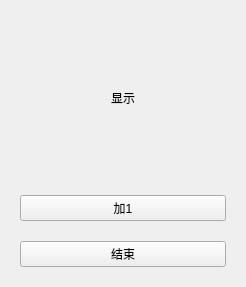
Above: BpyQt/d190524_addOne5/addOne.ui from zhenghello/PyLearn before the change. Below: the same form after it.
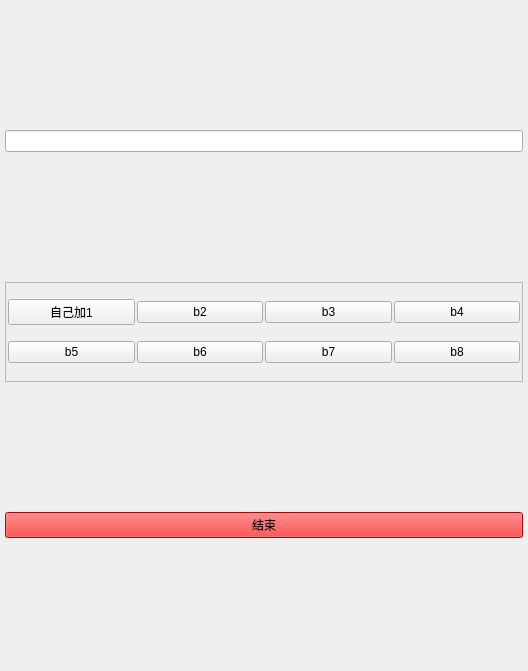
That is the form after the change.

Diff of the .ui file:
```diff
--- a/BpyQt/d190524_addOne5/addOne.ui
+++ b/BpyQt/d190524_addOne5/addOne.ui
@@ -6,8 +6,8 @@
    <rect>
     <x>0</x>
     <y>0</y>
-    <width>246</width>
-    <height>287</height>
+    <width>528</width>
+    <height>671</height>
    </rect>
   </property>
   <property name="windowTitle">
@@ -15,39 +15,535 @@
   </property>
   <layout class="QVBoxLayout" name="verticalLayout">
    <property name="spacing">
-    <number>20</number>
+    <number>5</number>
    </property>
    <property name="leftMargin">
-    <number>20</number>
+    <number>5</number>
    </property>
    <property name="topMargin">
-    <number>20</number>
+    <number>5</number>
    </property>
    <property name="rightMargin">
-    <number>20</number>
+    <number>5</number>
    </property>
    <property name="bottomMargin">
-    <number>20</number>
+    <number>5</number>
    </property>
    <item>
-    <widget class="QLabel" name="label">
-     <property name="text">
-      <string>显示</string>
-     </property>
-     <property name="alignment">
-      <set>Qt::AlignCenter</set>
-     </property>
-    </widget>
+    <widget class="QLineEdit" name="lineEdit"/>
    </item>
    <item>
-    <widget class="QPushButton" name="pushButton">
-     <property name="text">
-      <string>加1</string>
+    <widget class="QFrame" name="frame">
+     <property name="maximumSize">
+      <size>
+       <width>16777215</width>
+       <height>100</height>
+      </size>
      </property>
+     <property name="frameShape">
+      <enum>QFrame::StyledPanel</enum>
+     </property>
+     <property name="frameShadow">
+      <enum>QFrame::Raised</enum>
+     </property>
+     <layout class="QGridLayout" name="gridLayout">
+      <property name="leftMargin">
+       <number>2</number>
+      </property>
+      <property name="topMargin">
+       <number>2</number>
+      </property>
+      <property name="rightMargin">
+       <number>2</number>
+      </property>
+      <property name="bottomMargin">
+       <number>2</number>
+      </property>
+      <property name="spacing">
+       <number>2</number>
+      </property>
+      <item row="0" column="0">
+       <widget class="QPushButton" name="pushButton1">
+        <property name="text">
+         <string>自己加1</string>
+        </property>
+       </widget>
+      </item>
+      <item row="0" column="1">
+       <widget class="QPushButton" name="pushButton2">
+        <property name="text">
+         <string>b2</string>
+        </property>
+       </widget>
+      </item>
+      <item row="2" column="0">
+       <widget class="QPushButton" name="pushButton5">
+        <property name="text">
+         <string>b5</string>
+        </property>
+       </widget>
+      </item>
+      <item row="2" column="1">
+       <widget class="QPushButton" name="pushButton6">
+        <property name="text">
+         <string>b6</string>
+        </property>
+       </widget>
+      </item>
+      <item row="0" column="2">
+       <widget class="QPushButton" name="pushButton3">
+        <property name="text">
+         <string>b3</string>
+        </property>
+       </widget>
+      </item>
+      <item row="0" column="3">
+       <widget class="QPushButton" name="pushButton4">
+        <property name="text">
+         <string>b4</string>
+        </property>
+       </widget>
+      </item>
+      <item row="2" column="2">
+       <widget class="QPushButton" name="pushButton7">
+        <property name="text">
+         <string>b7</string>
+        </property>
+       </widget>
+      </item>
+      <item row="2" column="3">
+       <widget class="QPushButton" name="pushButton8">
+        <property name="text">
+         <string>b8</string>
+        </property>
+       </widget>
+      </item>
+     </layout>
     </widget>
    </item>
    <item>
     <widget class="QPushButton" name="pushButton_end">
+     <property name="palette">
+      <palette>
+       <active>
+        <colorrole role="WindowText">
+         <brush brushstyle="SolidPattern">
+          <color alpha="255">
+           <red>0</red>
+           <green>0</green>
+           <blue>0</blue>
+          </color>
+         </brush>
+        </colorrole>
+        <colorrole role="Button">
+         <brush brushstyle="SolidPattern">
+          <color alpha="255">
+           <red>255</red>
+           <green>0</green>
+           <blue>0</blue>
+          </color>
+         </brush>
+        </colorrole>
+        <colorrole role="Light">
+         <brush brushstyle="SolidPattern">
+          <color alpha="255">
+           <red>255</red>
+           <green>255</green>
+           <blue>255</blue>
+          </color>
+         </brush>
+        </colorrole>
+        <colorrole role="Midlight">
+         <brush brushstyle="SolidPattern">
+          <color alpha="255">
+           <red>255</red>
+           <green>255</green>
+           <blue>255</blue>
+          </color>
+         </brush>
+        </colorrole>
+        <colorrole role="Dark">
+         <brush brushstyle="SolidPattern">
+          <color alpha="255">
+           <red>127</red>
+           <green>127</green>
+           <blue>127</blue>
+          </color>
+         </brush>
+        </colorrole>
+        <colorrole role="Mid">
+         <brush brushstyle="SolidPattern">
+          <color alpha="255">
+           <red>170</red>
+           <green>170</green>
+           <blue>170</blue>
+          </color>
+         </brush>
+        </colorrole>
+        <colorrole role="Text">
+         <brush brushstyle="SolidPattern">
+          <color alpha="255">
+           <red>0</red>
+           <green>0</green>
+           <blue>0</blue>
+          </color>
+         </brush>
+        </colorrole>
+        <colorrole role="BrightText">
+         <brush brushstyle="SolidPattern">
+          <color alpha="255">
+           <red>255</red>
+           <green>255</green>
+           <blue>255</blue>
+          </color>
+         </brush>
+        </colorrole>
+        <colorrole role="ButtonText">
+         <brush brushstyle="SolidPattern">
+          <color alpha="255">
+           <red>0</red>
+           <green>0</green>
+           <blue>0</blue>
+          </color>
+         </brush>
+        </colorrole>
+        <colorrole role="Base">
+         <brush brushstyle="SolidPattern">
+          <color alpha="255">
+           <red>255</red>
+           <green>0</green>
+           <blue>0</blue>
+          </color>
+         </brush>
+        </colorrole>
+        <colorrole role="Window">
+         <brush brushstyle="SolidPattern">
+          <color alpha="255">
+           <red>255</red>
+           <green>0</green>
+           <blue>0</blue>
+          </color>
+         </brush>
+        </colorrole>
+        <colorrole role="Shadow">
+         <brush brushstyle="SolidPattern">
+          <color alpha="255">
+           <red>0</red>
+           <green>0</green>
+           <blue>0</blue>
+          </color>
+         </brush>
+        </colorrole>
+        <colorrole role="AlternateBase">
+         <brush brushstyle="SolidPattern">
+          <color alpha="255">
+           <red>255</red>
+           <green>255</green>
+           <blue>255</blue>
+          </color>
+         </brush>
+        </colorrole>
+        <colorrole role="ToolTipBase">
+         <brush brushstyle="SolidPattern">
+          <color alpha="255">
+           <red>255</red>
+           <green>255</green>
+           <blue>220</blue>
+          </color>
+         </brush>
+        </colorrole>
+        <colorrole role="ToolTipText">
+         <brush brushstyle="SolidPattern">
+          <color alpha="255">
+           <red>0</red>
+           <green>0</green>
+           <blue>0</blue>
+          </color>
+         </brush>
+        </colorrole>
+       </active>
+       <inactive>
+        <colorrole role="WindowText">
+         <brush brushstyle="SolidPattern">
+          <color alpha="255">
+           <red>0</red>
+           <green>0</green>
+           <blue>0</blue>
+          </color>
+         </brush>
+        </colorrole>
+        <colorrole role="Button">
+         <brush brushstyle="SolidPattern">
+          <color alpha="255">
+           <red>255</red>
+           <green>0</green>
+           <blue>0</blue>
+          </color>
+         </brush>
+        </colorrole>
+        <colorrole role="Light">
+         <brush brushstyle="SolidPattern">
+          <color alpha="255">
+           <red>255</red>
+           <green>255</green>
+           <blue>255</blue>
+          </color>
+         </brush>
+        </colorrole>
+        <colorrole role="Midlight">
+         <brush brushstyle="SolidPattern">
+          <color alpha="255">
+           <red>255</red>
+           <green>255</green>
+           <blue>255</blue>
+          </color>
+         </brush>
+        </colorrole>
+        <colorrole role="Dark">
+         <brush brushstyle="SolidPattern">
+          <color alpha="255">
+           <red>127</red>
+           <green>127</green>
+           <blue>127</blue>
+          </color>
+         </brush>
+        </colorrole>
+        <colorrole role="Mid">
+         <brush brushstyle="SolidPattern">
+          <color alpha="255">
+           <red>170</red>
+           <green>170</green>
+           <blue>170</blue>
+          </color>
+         </brush>
+        </colorrole>
+        <colorrole role="Text">
+         <brush brushstyle="SolidPattern">
+          <color alpha="255">
+           <red>0</red>
+           <green>0</green>
+           <blue>0</blue>
+          </color>
+         </brush>
+        </colorrole>
+        <colorrole role="BrightText">
+         <brush brushstyle="SolidPattern">
+          <color alpha="255">
+           <red>255</red>
+           <green>255</green>
+           <blue>255</blue>
+          </color>
+         </brush>
+        </colorrole>
+        <colorrole role="ButtonText">
+         <brush brushstyle="SolidPattern">
+          <color alpha="255">
+           <red>0</red>
+           <green>0</green>
+           <blue>0</blue>
+          </color>
+         </brush>
+        </colorrole>
+        <colorrole role="Base">
+         <brush brushstyle="SolidPattern">
+          <color alpha="255">
+           <red>255</red>
+           <green>0</green>
+           <blue>0</blue>
+          </color>
+         </brush>
+        </colorrole>
+        <colorrole role="Window">
+         <brush brushstyle="SolidPattern">
+          <color alpha="255">
+           <red>255</red>
+           <green>0</green>
+           <blue>0</blue>
+          </color>
+         </brush>
+        </colorrole>
+        <colorrole role="Shadow">
+         <brush brushstyle="SolidPattern">
+          <color alpha="255">
+           <red>0</red>
+           <green>0</green>
+           <blue>0</blue>
+          </color>
+         </brush>
+        </colorrole>
+        <colorrole role="AlternateBase">
+         <brush brushstyle="SolidPattern">
+          <color alpha="255">
+           <red>255</red>
+           <green>255</green>
+           <blue>255</blue>
+          </color>
+         </brush>
+        </colorrole>
+        <colorrole role="ToolTipBase">
+         <brush brushstyle="SolidPattern">
+          <color alpha="255">
+           <red>255</red>
+           <green>255</green>
+           <blue>220</blue>
+          </color>
+         </brush>
+        </colorrole>
+        <colorrole role="ToolTipText">
+         <brush brushstyle="SolidPattern">
+          <color alpha="255">
+           <red>0</red>
+           <green>0</green>
+           <blue>0</blue>
+          </color>
+         </brush>
+        </colorrole>
+       </inactive>
+       <disabled>
+        <colorrole role="WindowText">
+         <brush brushstyle="SolidPattern">
+          <color alpha="255">
+           <red>127</red>
+           <green>127</green>
+           <blue>127</blue>
+          </color>
+         </brush>
+        </colorrole>
+        <colorrole role="Button">
+         <brush brushstyle="SolidPattern">
+          <color alpha="255">
+           <red>255</red>
+           <green>0</green>
+           <blue>0</blue>
+          </color>
+         </brush>
+        </colorrole>
+        <colorrole role="Light">
+         <brush brushstyle="SolidPattern">
+          <color alpha="255">
+           <red>255</red>
+           <green>255</green>
+           <blue>255</blue>
+          </color>
+         </brush>
+        </colorrole>
+        <colorrole role="Midlight">
+         <brush brushstyle="SolidPattern">
+          <color alpha="255">
+           <red>255</red>
+           <green>255</green>
+           <blue>255</blue>
+          </color>
+         </brush>
+        </colorrole>
+        <colorrole role="Dark">
+         <brush brushstyle="SolidPattern">
+          <color alpha="255">
+           <red>127</red>
+           <green>127</green>
+           <blue>127</blue>
+          </color>
+         </brush>
+        </colorrole>
+        <colorrole role="Mid">
+         <brush brushstyle="SolidPattern">
+          <color alpha="255">
+           <red>170</red>
+           <green>170</green>
+           <blue>170</blue>
+          </color>
+         </brush>
+        </colorrole>
+        <colorrole role="Text">
+         <brush brushstyle="SolidPattern">
+          <color alpha="255">
+           <red>127</red>
+           <green>127</green>
+           <blue>127</blue>
+          </color>
+         </brush>
+        </colorrole>
+        <colorrole role="BrightText">
+         <brush brushstyle="SolidPattern">
+          <color alpha="255">
+           <red>255</red>
+           <green>255</green>
+           <blue>255</blue>
+          </color>
+         </brush>
+        </colorrole>
+        <colorrole role="ButtonText">
+         <brush brushstyle="SolidPattern">
+          <color alpha="255">
+           <red>127</red>
+           <green>127</green>
+           <blue>127</blue>
+          </color>
+         </brush>
+        </colorrole>
+        <colorrole role="Base">
+         <brush brushstyle="SolidPattern">
+          <color alpha="255">
+           <red>255</red>
+           <green>0</green>
+           <blue>0</blue>
+          </color>
+         </brush>
+        </colorrole>
+        <colorrole role="Window">
+         <brush brushstyle="SolidPattern">
+          <color alpha="255">
+           <red>255</red>
+           <green>0</green>
+           <blue>0</blue>
+          </color>
+         </brush>
+        </colorrole>
+        <colorrole role="Shadow">
+         <brush brushstyle="SolidPattern">
+          <color alpha="255">
+           <red>0</red>
+           <green>0</green>
+           <blue>0</blue>
+          </color>
+         </brush>
+        </colorrole>
+        <colorrole role="AlternateBase">
+         <brush brushstyle="SolidPattern">
+          <color alpha="255">
+           <red>255</red>
+           <green>255</green>
+           <blue>255</blue>
+          </color>
+         </brush>
+        </colorrole>
+        <colorrole role="ToolTipBase">
+         <brush brushstyle="SolidPattern">
+          <color alpha="255">
+           <red>255</red>
+           <green>255</green>
+           <blue>220</blue>
+          </color>
+         </brush>
+        </colorrole>
+        <colorrole role="ToolTipText">
+         <brush brushstyle="SolidPattern">
+          <color alpha="255">
+           <red>0</red>
+           <green>0</green>
+           <blue>0</blue>
+          </color>
+         </brush>
+        </colorrole>
+       </disabled>
+      </palette>
+     </property>
+     <property name="autoFillBackground">
+      <bool>false</bool>
+     </property>
+     <property name="styleSheet">
+      <string notr="true">background-color: rgb(255, 0, 0);</string>
+     </property>
      <property name="text">
       <string>结束</string>
      </property>
```
